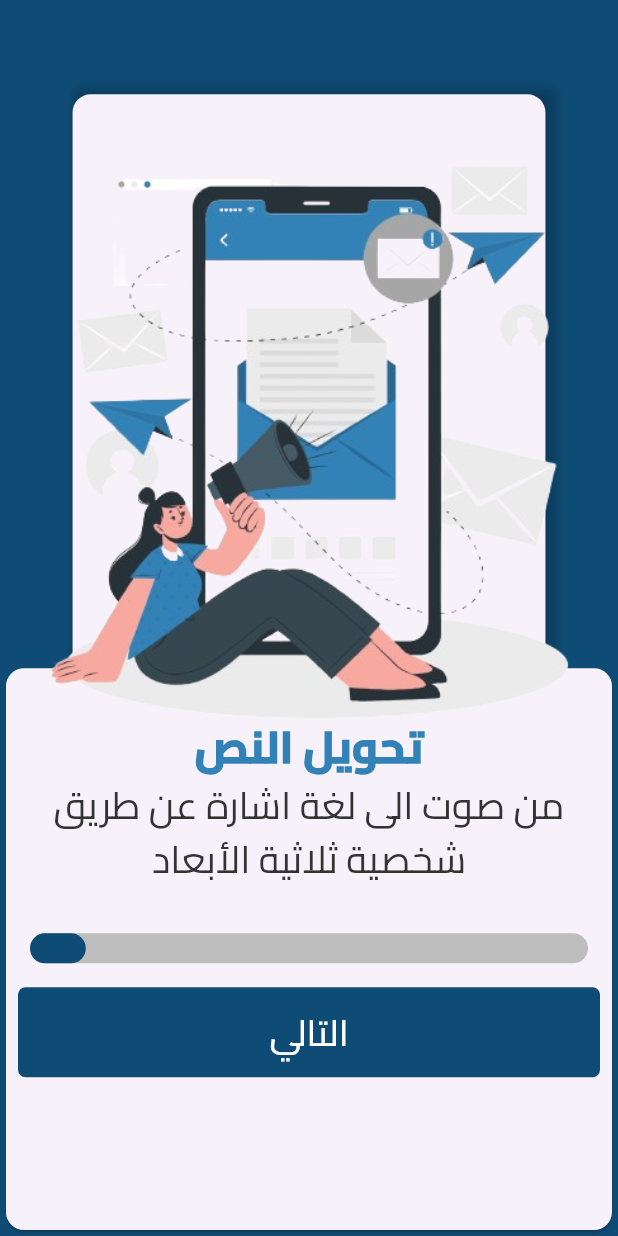
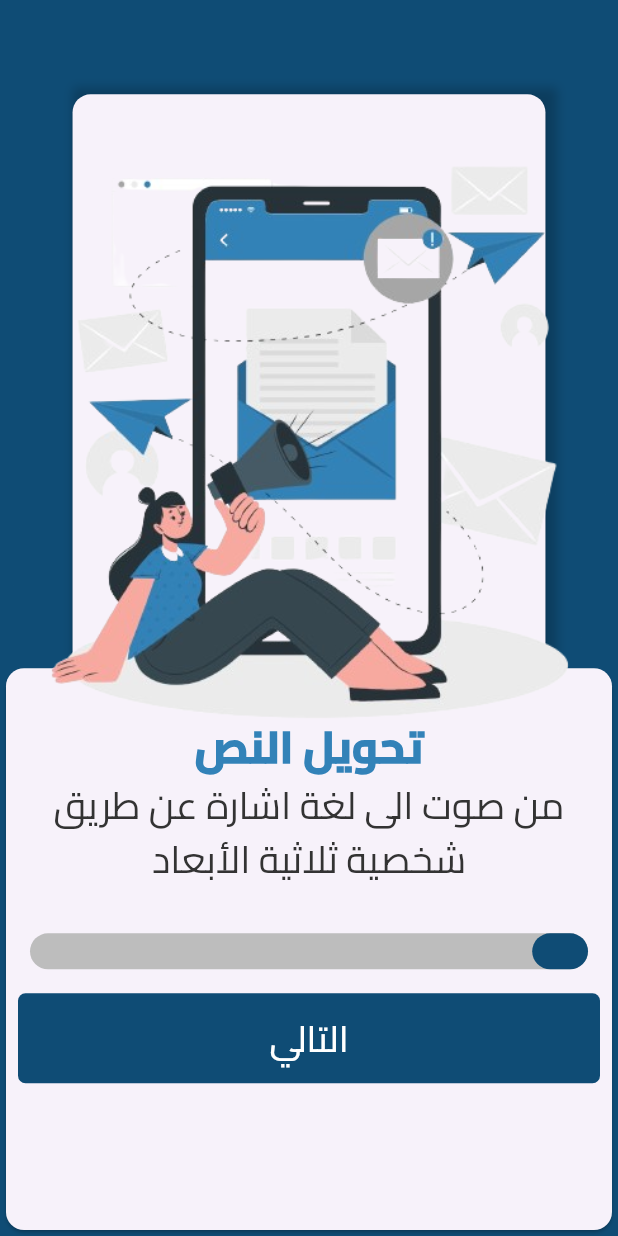
Before and after one commit to MahmoudYasserElbanna/flutter_sign_language_gp_app, a Flutter app: the screen it shows after launch, on a phone screen of 412 x 824 dp. Run offline on Flutter 3.47's test engine with Material 3 defaults, Android fonts, the phone set to English and light mode, and no system bars; our stand-ins replace firebase_core, firebase_storage, flutter_screenutil, font_awesome_flutter; accounts and stored records are empty.

Commit message:
refactor code

```diff
--- a/lib/widgets/custom_button.dart
+++ b/lib/widgets/custom_button.dart
@@ -2,6 +2,7 @@ import 'package:flutter/material.dart';
 
 class CustomButton extends StatelessWidget {
   const CustomButton({
+    super.key,
     required this.buttonLabel,
     required this.buttonColor,
     required this.onTap,
--- a/lib/widgets/custom_card.dart
+++ b/lib/widgets/custom_card.dart
@@ -2,7 +2,7 @@ import 'package:flutter/material.dart';
 import 'package:flutter_screenutil/flutter_screenutil.dart';
 
 class CustomCard extends StatelessWidget {
-  CustomCard({super.key});
+  const CustomCard({super.key});
 
   @override
   Widget build(BuildContext context) {
--- a/lib/widgets/custom_container.dart
+++ b/lib/widgets/custom_container.dart
@@ -5,7 +5,8 @@ import 'package:sign_language_gp_app/widgets/custom_button.dart';
 import 'package:sign_language_gp_app/widgets/custom_progress_bar.dart';
 
 class CustomContainer extends StatelessWidget {
-  CustomContainer({
+  const CustomContainer({
+    super.key,
     required this.highLightText,
     required this.text,
     required this.pageId,
--- a/lib/widgets/custom_position.dart
+++ b/lib/widgets/custom_position.dart
@@ -2,7 +2,7 @@ import 'package:flutter/material.dart';
 import 'package:flutter_screenutil/flutter_screenutil.dart';
 
 class CustomPosition extends StatelessWidget {
-  CustomPosition({required this.image});
+  const CustomPosition({super.key, required this.image});
   final String image;
   @override
   Widget build(BuildContext context) {
--- a/lib/widgets/custom_progress_bar.dart
+++ b/lib/widgets/custom_progress_bar.dart
@@ -8,14 +8,17 @@ class CustomProgressBar extends StatelessWidget {
 
   @override
   Widget build(BuildContext context) {
-    return Padding(
+    return Directionality(
+      textDirection: TextDirection.rtl,
+      child: Padding(
         padding: const EdgeInsets.only(left: 16, right: 16, bottom: 8),
         child: LinearProgressIndicator(
           borderRadius: BorderRadius.circular(16),
           value: value,
-        minHeight: 20,
+          minHeight: 24,
           backgroundColor: Colors.grey[400],
           valueColor: AlwaysStoppedAnimation<Color>(kPrimaryColor),
+        ),
       ),
     );
   }
--- a/lib/widgets/custom_text_filed.dart
+++ b/lib/widgets/custom_text_filed.dart
@@ -1,4 +1,6 @@
 import 'package:flutter/material.dart';
+import 'package:flutter/widgets.dart';
+import 'package:flutter_screenutil/flutter_screenutil.dart';
 import 'package:font_awesome_flutter/font_awesome_flutter.dart';
 
 class CustomTextField extends StatelessWidget {
@@ -43,8 +45,8 @@ class CustomTextField extends StatelessWidget {
                 onSubmit(controller.text);
               },
             ),
-            Container(
-              height: 24,
+            SizedBox(
+              height: 24.h,
               child: VerticalDivider(
                 width: 1,
                 color: Colors.grey.shade400,
```
Lines whose indentation alone changed are shown as unchanged.
